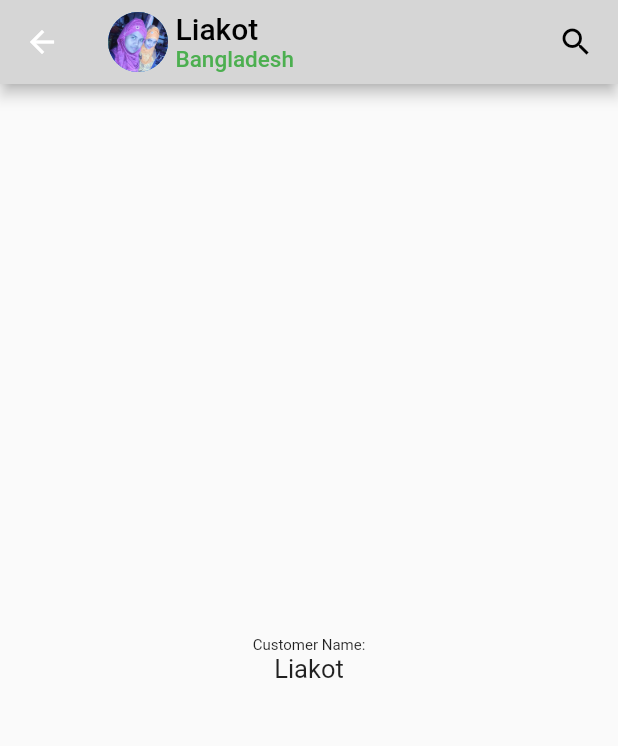
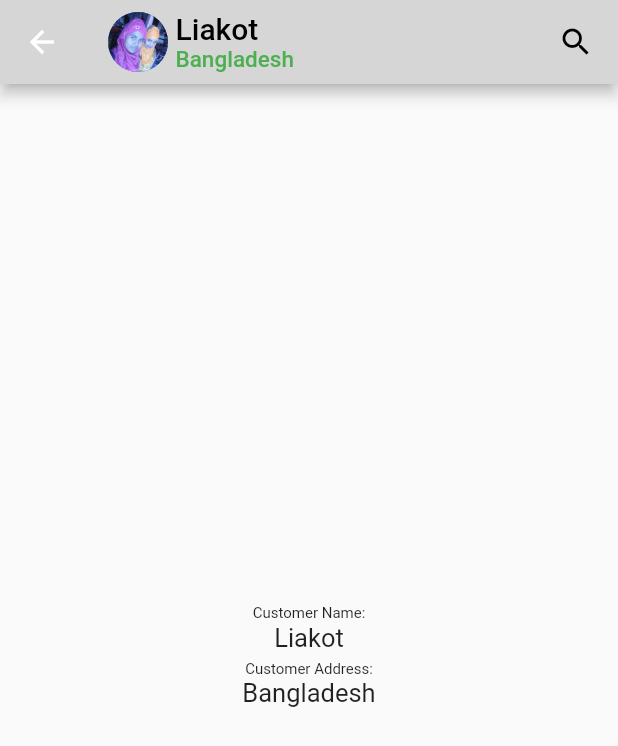
Before and after one commit to Liakot-ali/Flutter-Learn, a Flutter app: the screen it shows after launch, after a tap on "Add", after a tap on "Liakot", on a phone screen of 412 x 824 dp. Shown: the top 746 px of the screen. Run offline on Flutter 3.47's test engine with Material 2 defaults, Android fonts, the phone set to English and light mode, and no system bars.

Commit message:
customer address added

```diff
--- a/lib/customer_details.dart
+++ b/lib/customer_details.dart
@@ -31,6 +31,11 @@ class _StateCustomerDetails extends State<CustomerDetails> {
           children: [
             Text("Customer Name:", style: TextStyle(fontSize: 10.0),),
             Text(value.name, style: TextStyle(fontSize: 17.0),),
+            SizedBox(height: 5.0,),
+            Text("Customer Address:", style: TextStyle(fontSize: 10.0),),
+            Text(value.address, style: TextStyle(fontSize: 17.0),),
+            SizedBox(height: 5.0,),
+
 
           ],
         ),
```
